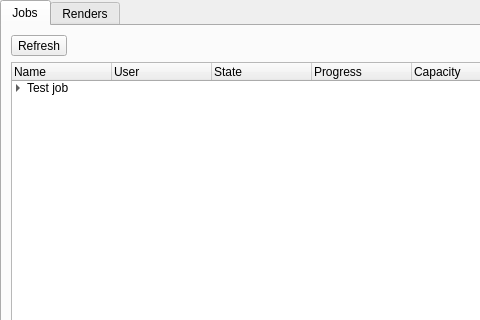
First picture: the form in afGui.ui, repository lithorus/afGui, before the edit; both pictures show x 0 to 480 and y 0 to 320 of the 1421 by 784 pixel window.
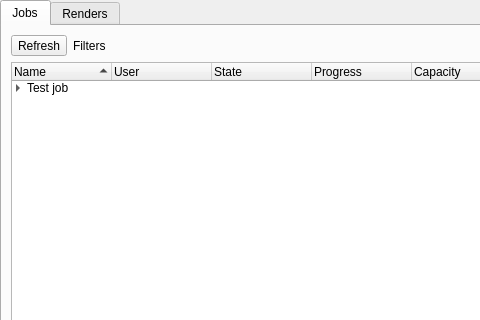
Second picture: the form after the edit.

Commit message: Added filter toolbar

```diff
--- a/afGui.ui
+++ b/afGui.ui
@@ -63,6 +63,13 @@
             </property>
            </widget>
           </item>
+          <item>
+           <widget class="QLabel" name="label_15">
+            <property name="text">
+             <string>Filters</string>
+            </property>
+           </widget>
+          </item>
           <item>
            <spacer name="horizontalSpacer">
             <property name="orientation">
@@ -88,6 +95,9 @@
             <property name="indentation">
              <number>12</number>
             </property>
+            <property name="sortingEnabled">
+             <bool>true</bool>
+            </property>
             <column>
              <property name="text">
               <string>Name</string>
```
Left out of the diff: 2 changed lines with no effect on the pictures.
